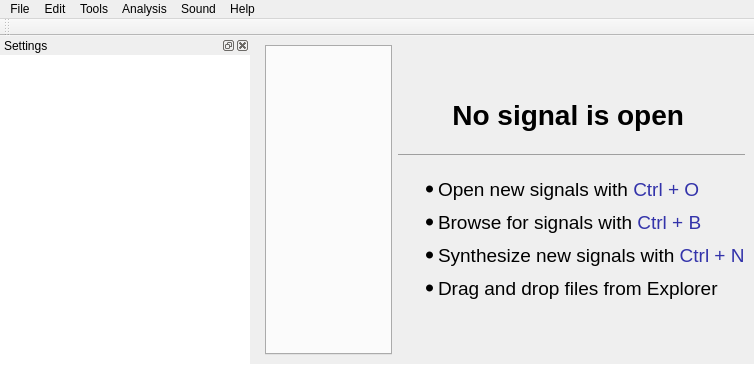
This is Graphic_Interface/UI_Files/MainWindow.ui in ECMora/SoundLab as Qt 5 draws it before an edit. The edited form follows.
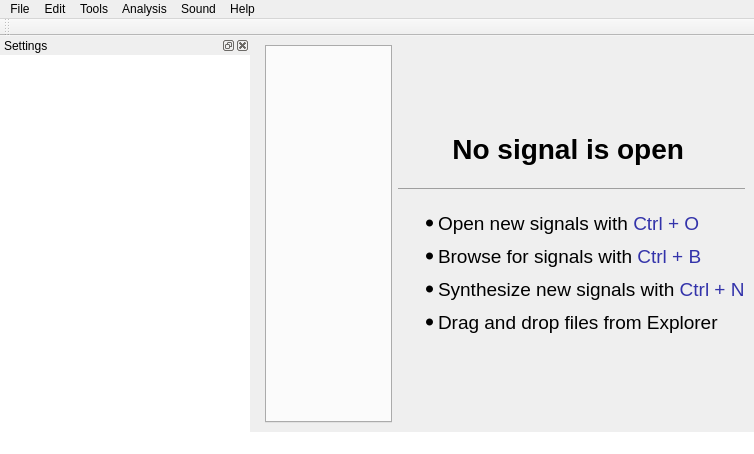
This is the edited form. Icons and pictures are not drawn. Custom widgets are drawn as their Qt base class.

Diff of the .ui file:
```diff
--- a/Graphic_Interface/UI_Files/MainWindow.ui
+++ b/Graphic_Interface/UI_Files/MainWindow.ui
@@ -10,7 +10,7 @@
     <x>0</x>
     <y>0</y>
     <width>745</width>
-    <height>386</height>
+    <height>454</height>
    </rect>
   </property>
   <property name="sizePolicy">
```
Left out of the diff: 86 changed lines with no effect on the pictures.
